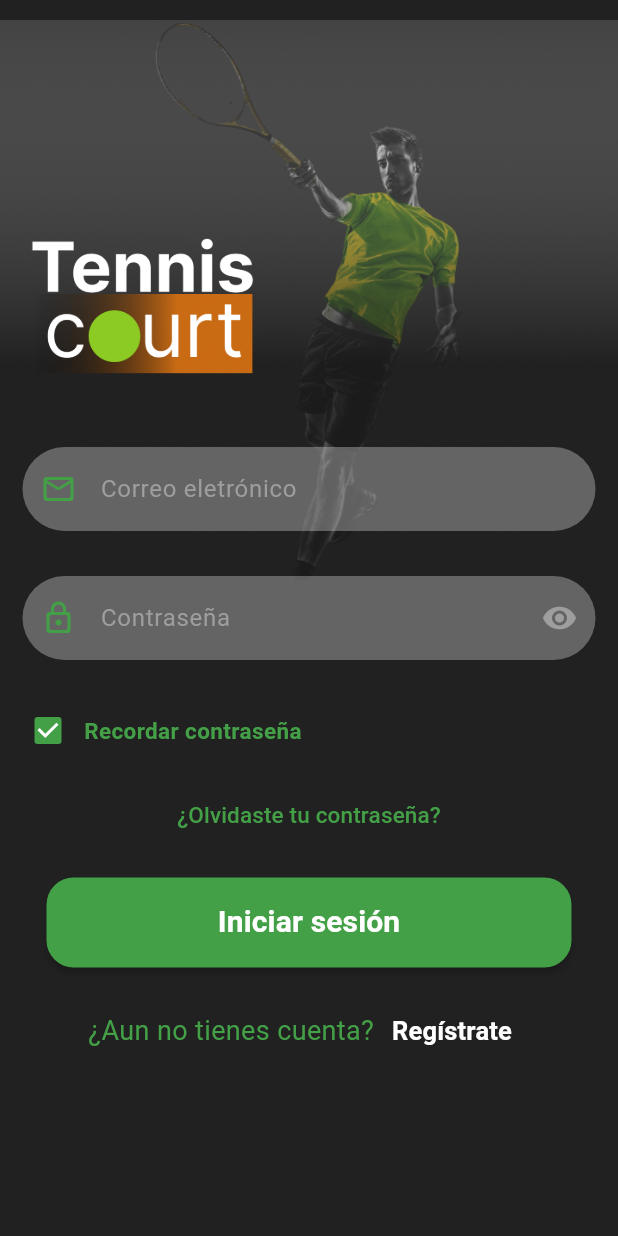
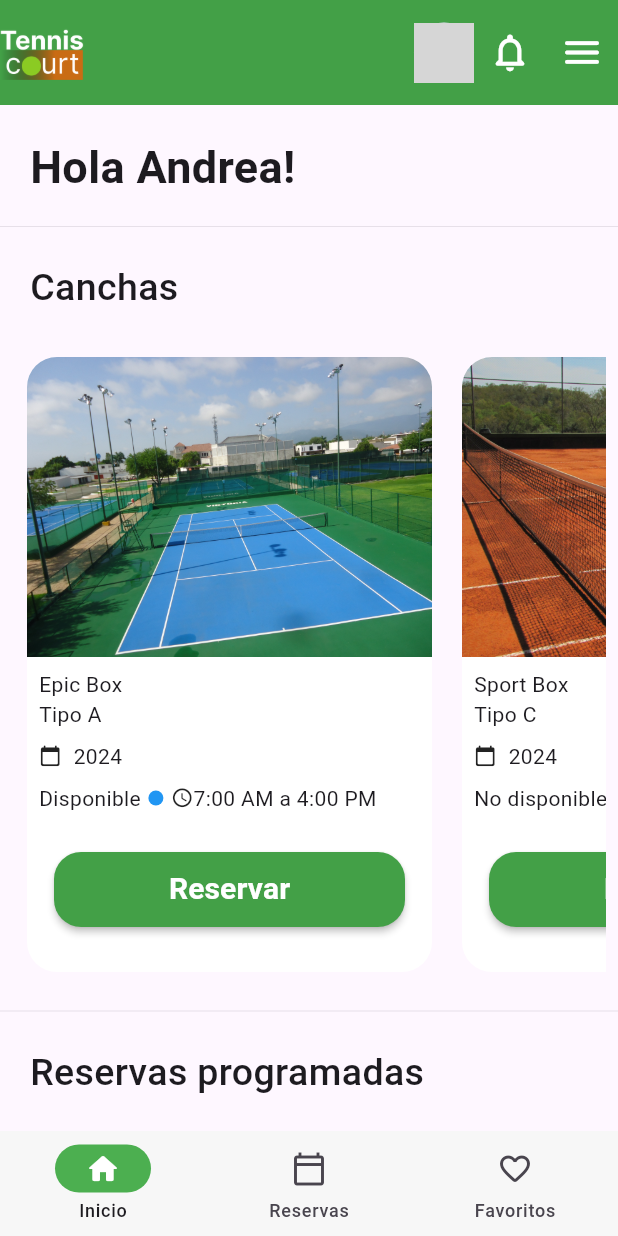
Before and after one commit to Whadyjm/tennis_booking, a Flutter app: the Login screen opened directly, after a tap on "Iniciar sesión", on a phone screen of 412 x 824 dp. Run offline on Flutter 3.47's test engine with Material 3 defaults, Android fonts, the light colour scheme and no system bars; network calls fail; grey boxes are pictures that could not be loaded.

Commit message:
home screen

```diff
--- /dev/null
+++ b/lib/models/canchaModel.dart
@@ -0,0 +1,16 @@
+import 'package:flutter/cupertino.dart';
+
+class CanchaModel {
+  late String image;
+  late String nombre, tipo;
+  late bool disponible;
+  late DateTime fecha;
+
+  CanchaModel({
+    required this.image,
+    required this.nombre,
+    required this.tipo,
+    required this.disponible,
+    required this.fecha,
+});
+}
--- /dev/null
+++ b/lib/rootScreen.dart
@@ -0,0 +1,55 @@
+import 'package:flutter/material.dart';
+import 'package:tenniscourt/appConstantes.dart';
+import 'package:tenniscourt/screens/Home.dart';
+
+class RootScreen extends StatefulWidget {
+  const RootScreen({super.key});
+
+  @override
+  State<RootScreen> createState() => _RootScreenState();
+}
+
+class _RootScreenState extends State<RootScreen> {
+
+  late List<Widget> screens;
+  int currentScreen = 0;
+  late PageController controller;
+
+  @override
+  void initState() {
+    super.initState();
+    screens = const [
+      Home(),
+    ];
+    controller = PageController(initialPage: currentScreen);
+  }
+
+  @override
+  Widget build(BuildContext context) {
+    return Scaffold(
+      body: PageView(
+        physics: const NeverScrollableScrollPhysics(),
+        controller: controller,
+        children: screens,
+      ),
+      bottomNavigationBar: NavigationBar(
+        surfaceTintColor: Colors.grey,
+        indicatorColor: Colors.green,
+        backgroundColor: Colors.white,
+        height: 70,
+        selectedIndex: currentScreen,
+        onDestinationSelected: (index){
+          setState(() {
+            currentScreen = index;
+          });
+          controller.jumpToPage(currentScreen);
+        },
+        destinations: const [
+          NavigationDestination(selectedIcon: Icon(Icons.home_rounded, color: Colors.white), icon: Icon(Icons.home_outlined), label: 'Inicio',),
+          NavigationDestination(selectedIcon: Icon(Icons.calendar_today_rounded, color: Colors.white), icon: Icon(Icons.calendar_today_outlined), label: 'Reservas',),
+          NavigationDestination(selectedIcon: Icon(Icons.favorite, color: Colors.white), icon: Icon(Icons.favorite_outline_rounded), label: 'Favoritos',),
+        ],
+      ),
+    );
+  }
+}
--- /dev/null
+++ b/lib/screens/Home.dart
@@ -0,0 +1,95 @@
+import 'package:flutter/cupertino.dart';
+import 'package:flutter/material.dart';
+import 'package:tenniscourt/appConstantes.dart';
+import 'package:tenniscourt/models/canchaModel.dart';
+import 'package:tenniscourt/screens/authPages/login.dart';
+import 'package:tenniscourt/widgets/canchaCard.dart';
+
+class Home extends StatefulWidget {
+  const Home({super.key});
+
+  @override
+  State<Home> createState() => _HomeState();
+}
+
+class _HomeState extends State<Home> {
+  @override
+  Widget build(BuildContext context) {
+
+    List<CanchaModel> canchas = [
+      CanchaModel(nombre: 'Epic Box', tipo: 'Tipo A', disponible: true, fecha: DateTime.now(), image: 'assets/epicBox.jpg'),
+      CanchaModel(nombre: 'Sport Box', tipo: 'Tipo C', disponible: false, fecha: DateTime.now(), image: 'assets/sportBox.jpg'),
+      CanchaModel(nombre: 'Multiple Box', tipo: 'Tipo A', disponible: true, fecha: DateTime.now(), image: 'assets/multipleBox.jpg'),
+    ];
+
+    return Scaffold(
+      appBar: AppBar(
+        toolbarHeight: 70,
+        backgroundColor: AppConstants.green,
+        automaticallyImplyLeading: false,
+        leading: Image.asset('assets/logo.png'),
+        actions: [
+          const CircleAvatar(
+            backgroundImage: NetworkImage('https://img.freepik.com/fotos-premium/mujer-joven-raqueta-tenis-sobre-su-cara-aislada-rostro-neutral-mirada-segura-fotografia-cerca_264277-894.jpg?w=360'),
+          ),
+          IconButton(onPressed: (){}, icon: const Icon(Icons.notifications_none_rounded, size: 30, color: Colors.white,)),
+          IconButton(onPressed: (){
+            Navigator.pushAndRemoveUntil(context, MaterialPageRoute(builder: (context){
+              return const Login();
+            }), (Route route) => false);
+          }, icon: const Icon(Icons.menu_rounded, size: 30, color: Colors.white,)),
+        ],
+      ),
+      body: SingleChildScrollView(
+        child: Column(
+          children: [
+            const Row(
+              children: [
+                Padding(
+                  padding: EdgeInsets.only(top: 20.0, left: 20, bottom: 10),
+                  child: Text('Hola Andrea!', style: TextStyle(fontSize: 30, fontWeight: FontWeight.bold),),
+                ),
+              ],
+            ),
+            const Divider(thickness: 0.3,),
+            const Row(
+              children: [
+                Padding(
+                  padding: EdgeInsets.only(top: 15.0, left: 20, bottom: 10),
+                  child: Text('Canchas', style: TextStyle(fontSize: 25, fontWeight: FontWeight.w500),),
+                ),
+              ],
+            ),
+            Padding(
+              padding: const EdgeInsets.all(8.0),
+              child: SizedBox(
+                height: 430,
+                width: double.maxFinite,
+                child: ListView.builder(
+                    scrollDirection: Axis.horizontal,
+                    itemCount: canchas.length,
+                    itemBuilder: (context, index){
+                      return CanchaCard(
+                        nombre: canchas[index].nombre,
+                        image: canchas[index].image,
+                        tipo: canchas[index].tipo,
+                        fecha: canchas[index].fecha.year.toString(),
+                        disponible: canchas[index].disponible,);
+                    }),
+              ),
+            ),
+            const Divider(thickness: 0.3,),
+            const Row(
+              children: [
+                Padding(
+                  padding: EdgeInsets.only(top: 15.0, left: 20, bottom: 10),
+                  child: Text('Reservas programadas', style: TextStyle(fontSize: 25, fontWeight: FontWeight.w500),),
+                ),
+              ],
+            ),
+          ],
+        ),
+      ),
+    );
+  }
+}
--- a/lib/screens/authPages/login.dart
+++ b/lib/screens/authPages/login.dart
@@ -1,5 +1,7 @@
 import 'package:flutter/material.dart';
 import 'package:tenniscourt/appConstantes.dart';
+import 'package:tenniscourt/rootScreen.dart';
+import 'package:tenniscourt/screens/Home.dart';
 import 'package:tenniscourt/screens/authPages/registro.dart';
 
 class Login extends StatefulWidget {
@@ -147,7 +149,11 @@ class _LoginState extends State<Login> {
                     shape: RoundedRectangleBorder(
                         borderRadius: BorderRadius.circular(18)
                     ),
-                    onPressed: (){},
+                    onPressed: (){
+                      Navigator.push(context, MaterialPageRoute(builder: (context){
+                        return RootScreen();
+                      }));
+                    },
                     child: const Text('Iniciar sesión', style: TextStyle(color: Colors.white, fontSize: 20, fontWeight: FontWeight.bold),)
                 ),
               ),
--- /dev/null
+++ b/lib/widgets/canchaCard.dart
@@ -0,0 +1,87 @@
+import 'package:flutter/cupertino.dart';
+import 'package:flutter/material.dart';
+import 'package:tenniscourt/appConstantes.dart';
+
+class CanchaCard extends StatelessWidget {
+  const CanchaCard({super.key, required this.nombre, required this.image, required this.tipo, required this.fecha, required this.disponible});
+
+  final String image;
+  final String nombre;
+  final String tipo;
+  final String fecha;
+  final bool disponible;
+
+
+  @override
+  Widget build(BuildContext context) {
+    return Padding(
+      padding: const EdgeInsets.all(10.0),
+      child: Container(
+        clipBehavior: Clip.antiAlias,
+        height: 350,
+        width: 270,
+        decoration: BoxDecoration(
+            color: Colors.white,
+            borderRadius: BorderRadius.circular(20),
+        ),
+        child: Column(
+          children: [
+            SizedBox(
+                height: 200,
+                width: MediaQuery.of(context).size.width,
+                child: Image.asset(fit: BoxFit.cover, image)),
+            Padding(
+              padding: const EdgeInsets.all(8.0),
+              child: Column(
+                crossAxisAlignment: CrossAxisAlignment.start,
+                children: [
+                  Text(nombre),
+                  Text(tipo),
+                  Row(
+                    children: [
+                      const Icon(Icons.calendar_today_rounded, size: 15,),
+                      Padding(
+                        padding: const EdgeInsets.all(8.0),
+                        child: Text(fecha),
+                      ),
+                    ],
+                  ),
+                  Row(
+                    children: [
+                      Text(disponible ? 'Disponible':'No disponible'),
+                      const SizedBox(width: 5,),
+                      Container(
+                        height: 10,
+                        width: 10,
+                        decoration: BoxDecoration(
+                          color: disponible ? Colors.blue:Colors.grey,
+                          borderRadius: BorderRadius.circular(50)
+                        ),
+                      ),
+                      const SizedBox(width: 5,),
+                      const Icon(Icons.access_time_rounded, size: 15,),
+                      Text('7:00 AM a 4:00 PM'),
+                    ],
+                  )
+                ],
+              ),
+            ),
+            Padding(
+              padding: const EdgeInsets.all(18.0),
+              child: MaterialButton(
+                  height: 50,
+                  minWidth: 350,
+                  color: AppConstants.green,
+                  shape: RoundedRectangleBorder(
+                      borderRadius: BorderRadius.circular(18)
+                  ),
+                  onPressed: (){},
+                  child: const Text('Reservar', style: TextStyle(color: Colors.white, fontSize: 20, fontWeight: FontWeight.bold),)
+              ),
+            ),
+          ],
+        ),
+      ),
+    );
+  }
+}
```
Also changed, not shown: assets/andrea.jpg (added), assets/epicBox.jpg (added), assets/multipleBox.jpg (added), assets/sportBox.jpg (added).
